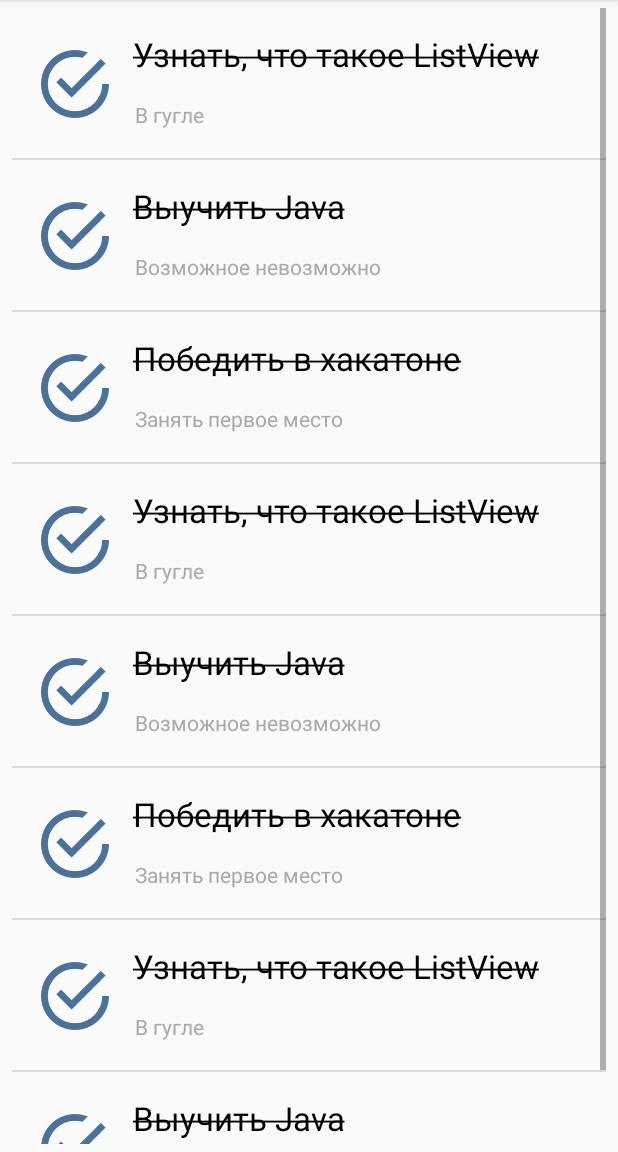
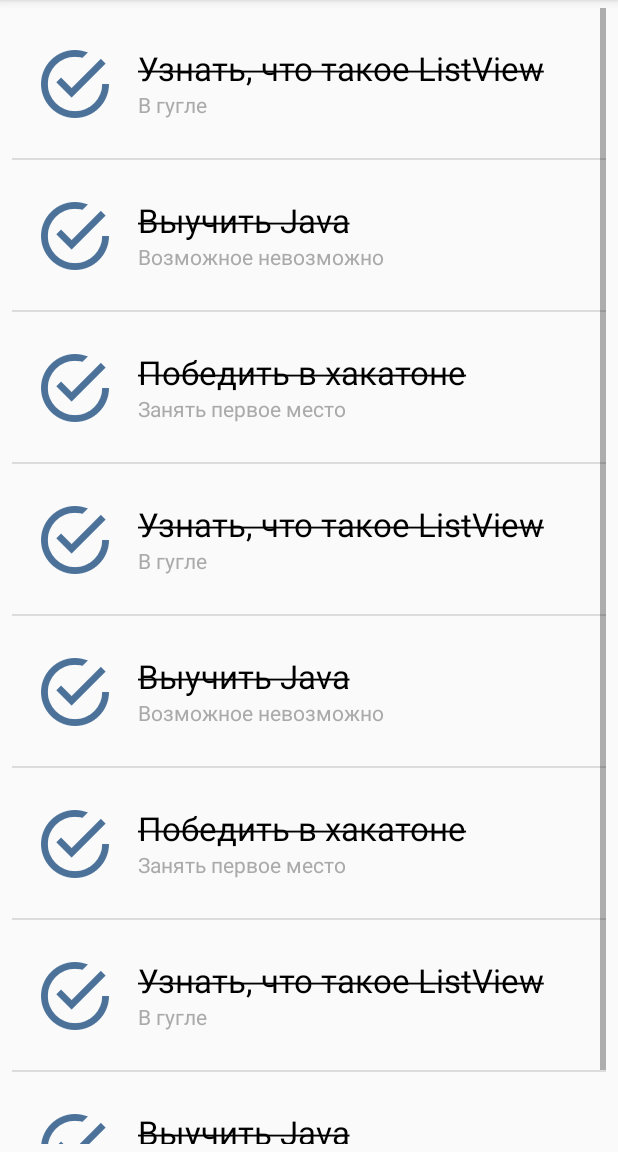
Before and after one commit to nikitko43/Designal, an Android app: the fragment CompletedTasksTab shown on its own in the app's theme, after a tap on "Победить в хакатоне", on a phone screen of 412 x 824 dp, the part 84-1236 px from its top. Run offline under Robolectric (Android 15) with nearby library versions, the phone set to English and light mode, and no system bars.

Commit message:
Работает стабильно

```diff
--- a/app/src/main/java/com/lawdev/designal/main_activities/AddActivity.java
+++ b/app/src/main/java/com/lawdev/designal/main_activities/AddActivity.java
@@ -12,7 +12,7 @@ public class AddActivity extends AppCompatActivity {
     protected void onCreate(Bundle savedInstanceState) {
         super.onCreate(savedInstanceState);
         setContentView(R.layout.activity_add);
-        getSupportActionBar().setDisplayHomeAsUpEnabled(true);
+        getSupportActionBar().setTitle("Designal – Добавление задачи");
     }
 
     public boolean onOptionsItemSelected(MenuItem item) {   //вызывается при выборе элемента из Action bar
--- a/app/src/main/java/com/lawdev/designal/main_activities/GroupsActivity.java
+++ b/app/src/main/java/com/lawdev/designal/main_activities/GroupsActivity.java
@@ -42,6 +42,7 @@ public class GroupsActivity extends AppCompatActivity {
     protected void onCreate(Bundle savedInstanceState) {
         super.onCreate(savedInstanceState);
         setContentView(R.layout.activity_groups);
+        getSupportActionBar().setTitle("Designal – Группы");
 
         GroupsAdapter groupsAdapter;
 
--- a/app/src/main/java/com/lawdev/designal/tabs/CompletedTasksTab.java
+++ b/app/src/main/java/com/lawdev/designal/tabs/CompletedTasksTab.java
@@ -57,10 +57,9 @@ public class CompletedTasksTab extends Fragment {
             @Override
             public void onItemClick(AdapterView<?> adapterView, View view, int i, long l) {
                 TasksData.tasks.add(TasksData.finished_tasks.get(i));
-                TasksTab.task = TasksData.finished_tasks.get(i);
                 TasksData.finished_tasks.remove(i);
+                TasksTab.tasks = TasksData.tasks;
                 ftAdapter.notifyDataSetChanged();
-                TasksTab.position = i;
 
             }
         });
--- a/app/src/main/res/layout/activity_main.xml
+++ b/app/src/main/res/layout/activity_main.xml
@@ -23,7 +23,7 @@
             android:background="?attr/colorPrimary"
             app:layout_scrollFlags="scroll|enterAlways"
             app:popupTheme="@style/AppTheme.PopupOverlay"
-            app:title="@string/app_name">
+            app:title="Designal – Управление">
 
         </android.support.v7.widget.Toolbar>
 
--- a/app/src/main/res/layout/completed_task_item.xml
+++ b/app/src/main/res/layout/completed_task_item.xml
@@ -11,9 +11,9 @@
         android:id="@+id/tv_name_finished"
         android:layout_width="wrap_content"
         android:layout_height="wrap_content"
-        android:layout_marginLeft="16dp"
-        android:layout_marginStart="16dp"
-        android:layout_marginTop="16dp"
+        android:layout_marginLeft="19dp"
+        android:layout_marginStart="19dp"
+        android:layout_marginTop="25dp"
         android:text="Название"
         android:textAppearance="@style/TextAppearance.AppCompat.Large"
         android:textColor="@android:color/background_dark"
@@ -24,9 +24,8 @@
         android:id="@+id/tv_description_finished"
         android:layout_width="wrap_content"
         android:layout_height="wrap_content"
-        android:layout_marginLeft="17dp"
-        android:layout_marginStart="17dp"
-        android:layout_marginTop="16dp"
+        android:layout_marginLeft="19dp"
+        android:layout_marginStart="19dp"
         android:text="Описание"
         android:textColor="@android:color/darker_gray"
         app:layout_constraintStart_toEndOf="@+id/imageBut1ton1"
--- a/app/src/main/res/values/strings.xml
+++ b/app/src/main/res/values/strings.xml
@@ -1,6 +1,6 @@
 <resources>
     <string name="app_name">Designal</string>
-    <string name="action_settings">Settings</string>
+    <string name="action_settings">Добавить задачу</string>
     <string name="title_activity_adding">AddingActivity</string>
     <string name="title_activity_login">Вход или регистрация</string>
 
```
Also changed, not shown: app/src/main/java/com/lawdev/designal/helpers/TasksAdapter.java (+5 -3 lines), app/src/main/java/com/lawdev/designal/main_activities/MainActivity.java (+7 -1 lines), app/src/main/java/com/lawdev/designal/tabs/TasksTab.java (+13 -6 lines).
